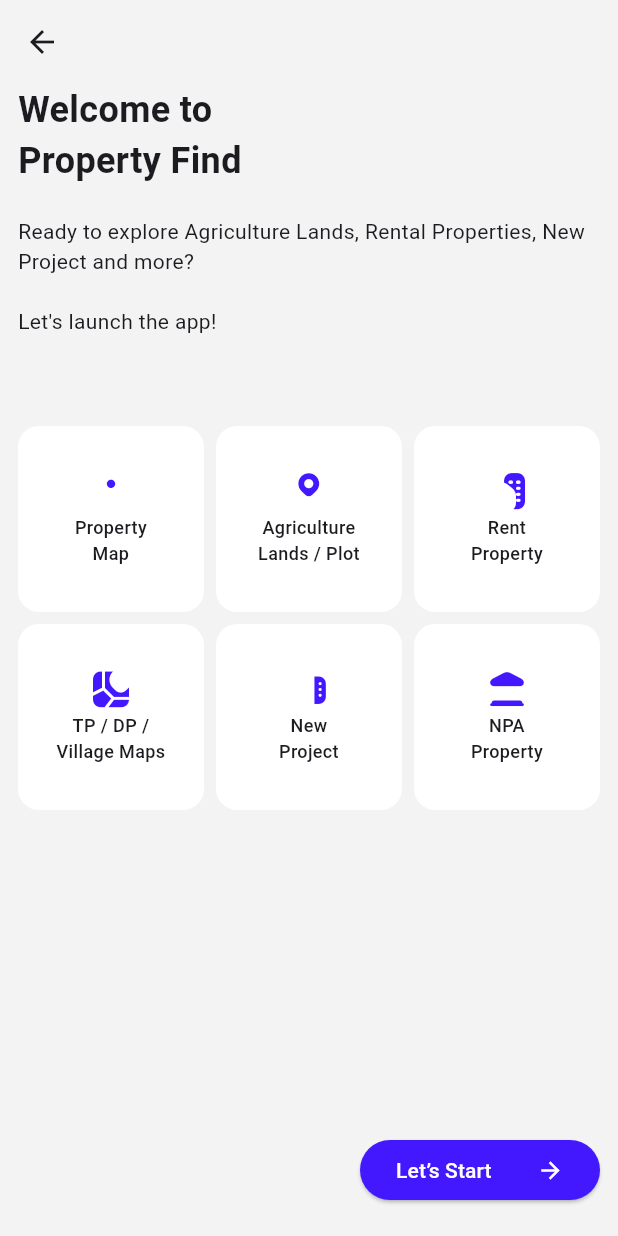
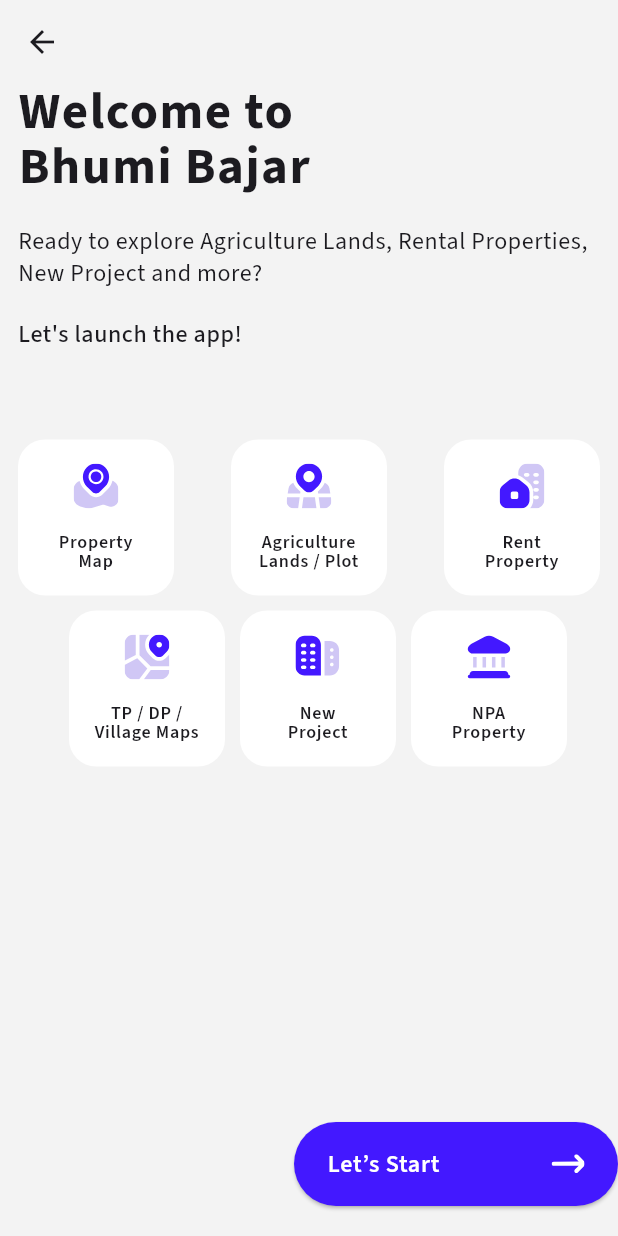
Before and after one commit to PradadRavi/ProperyFinderFlutter, a Flutter app: the OnBoardingScreen screen opened directly, on a phone screen of 412 x 824 dp. Run offline on Flutter 3.47's test engine with Material 3 defaults, Android fonts, the phone set to English and light mode, and no system bars; our stand-ins replace flutter_svg, go_router, google_fonts.

Commit message:
added text theme

```diff
--- a/lib/core/app_theme/app_theme.dart
+++ b/lib/core/app_theme/app_theme.dart
@@ -1,4 +1,5 @@
 import 'package:flutter/material.dart';
+import 'package:google_fonts/google_fonts.dart';
 import 'package:propertyfinder/core/res/app_colors.dart';
 
 class AppTheme {
@@ -12,18 +13,54 @@ class AppTheme {
       color: AppColors.primaryColor,
       applyTextScaling: true,
     ),
-    fontFamily: "",
     textButtonTheme: textButtonTheme,
     primaryTextTheme: primaryTextTheme,
     textSelectionTheme: textSelectionTheme,
-    textTheme: textTheme,
+    textTheme: GoogleFonts.sourceSans3TextTheme(textTheme),
   );
 
   static ThemeData darkTheme = ThemeData(
     brightness: Brightness.dark,
   );
   static const primaryTextTheme = TextTheme();
+  // static baseTextStyle = GoogleFonts.getTextTheme()
   static const textButtonTheme = TextButtonThemeData(style: ButtonStyle());
   static const textSelectionTheme = TextSelectionThemeData();
-  static const textTheme = TextTheme();
+  static const baseTextStyle = TextStyle();
+  static var textTheme = TextTheme(
+    headlineSmall:
+        baseTextStyle.copyWith(fontSize: 16, fontWeight: FontWeight.w500),
+    headlineMedium:
+        baseTextStyle.copyWith(fontSize: 20, fontWeight: FontWeight.w800),
+    headlineLarge:
+        baseTextStyle.copyWith(fontSize: 34, fontWeight: FontWeight.bold),
+    //
+    titleSmall:
+        baseTextStyle.copyWith(fontSize: 16, fontWeight: FontWeight.w400),
+    titleMedium:
+        baseTextStyle.copyWith(fontSize: 20, fontWeight: FontWeight.w800),
+    titleLarge:
+        baseTextStyle.copyWith(fontSize: 30, fontWeight: FontWeight.w900),
+    //
+    bodySmall:
+        baseTextStyle.copyWith(fontSize: 16, fontWeight: FontWeight.normal),
+    bodyMedium:
+        baseTextStyle.copyWith(fontSize: 18, fontWeight: FontWeight.w400),
+    bodyLarge:
+        baseTextStyle.copyWith(fontSize: 20, fontWeight: FontWeight.w600),
+    //
+    displaySmall:
+        baseTextStyle.copyWith(fontSize: 16, fontWeight: FontWeight.w600),
+    displayMedium:
+        baseTextStyle.copyWith(fontSize: 16, fontWeight: FontWeight.w600),
+    displayLarge:
+        baseTextStyle.copyWith(fontSize: 16, fontWeight: FontWeight.w600),
+    //
+    labelSmall:
+        baseTextStyle.copyWith(fontSize: 12, fontWeight: FontWeight.w600),
+    labelMedium:
+        baseTextStyle.copyWith(fontSize: 16, fontWeight: FontWeight.w600),
+    labelLarge:
+        baseTextStyle.copyWith(fontSize: 16, fontWeight: FontWeight.w600),
+  );
 }
--- a/lib/core/common/widgets/feature_of_property_list.dart
+++ b/lib/core/common/widgets/feature_of_property_list.dart
@@ -2,37 +2,38 @@ import 'package:flutter/material.dart';
 import 'package:propertyfinder/core/common/widgets/round_rectangle_icon_text.dart';
 import 'package:propertyfinder/core/res/app_icons.dart';
 import 'package:propertyfinder/core/utils/app_strings.dart';
+import 'package:propertyfinder/core/utils/assets_path.dart';
 
 class FeatureOfPropertyList {
   static const List<Widget> list = [
     RoundRectangleIconText(
       backgroundColor: Colors.white,
-      icon: AppIcons.propertyMapIcon,
+      svgPath: AssetsPath.propertyMapSvg,
       name: AppStrings.propertyMap,
     ),
     RoundRectangleIconText(
       backgroundColor: Colors.white,
-      icon: AppIcons.agricultureLandIcon,
+      svgPath: AssetsPath.agriculturLandsSvg,
       name: AppStrings.agricultureLandsPlots,
     ),
     RoundRectangleIconText(
       backgroundColor: Colors.white,
-      icon: AppIcons.rentPropertyIcon,
+      svgPath: AssetsPath.rentProperySvg,
       name: AppStrings.rentProperty,
     ),
     RoundRectangleIconText(
       backgroundColor: Colors.white,
-      icon: AppIcons.tpVillageMapIcon,
+      svgPath: AssetsPath.tpDpSvg,
       name: AppStrings.tpDpVillageMaps,
     ),
     RoundRectangleIconText(
       backgroundColor: Colors.white,
-      icon: AppIcons.newProjectIcon,
+      svgPath: AssetsPath.newProjectSvg,
       name: AppStrings.newProject,
     ),
     RoundRectangleIconText(
       backgroundColor: Colors.white,
-      icon: AppIcons.npaIcon,
+      svgPath: AssetsPath.npaPropertySvg,
       name: AppStrings.npaProperty,
     )
   ];
--- a/lib/core/common/widgets/horizontal_round_button.dart
+++ b/lib/core/common/widgets/horizontal_round_button.dart
@@ -1,5 +1,8 @@
 import 'package:flutter/material.dart';
+import 'package:flutter_svg/flutter_svg.dart';
+import 'package:propertyfinder/core/extensions/context_extensions.dart';
 import 'package:propertyfinder/core/res/app_colors.dart';
+import 'package:propertyfinder/core/utils/assets_path.dart';
 
 class HorizontalRoundButton extends StatelessWidget {
   const HorizontalRoundButton(
@@ -12,22 +15,17 @@ class HorizontalRoundButton extends StatelessWidget {
     return ElevatedButton(
       onPressed: onPressed,
       style: ElevatedButton.styleFrom(
-          fixedSize: Size(160, 20), backgroundColor: AppColors.primaryColor),
+          fixedSize: Size(216, 56),
+          backgroundColor: AppColors.primaryColor,
+          foregroundColor: Colors.white),
       child: Padding(
         padding: const EdgeInsets.symmetric(horizontal: 0),
         child: Row(
           mainAxisAlignment: MainAxisAlignment.spaceBetween,
           children: [
-            Text(
-              name,
-              style: TextStyle(
-                color: Colors.white,
-              ),
-            ),
-            Icon(
-              Icons.arrow_forward,
-              color: Colors.white,
-            )
+            Text(name,
+                style: context.labelMedium?.copyWith(color: Colors.white)),
+            SvgPicture.asset(AssetsPath.arrowSvg)
           ],
         ),
       ),
--- a/lib/core/common/widgets/round_rectangle_icon_text.dart
+++ b/lib/core/common/widgets/round_rectangle_icon_text.dart
@@ -1,13 +1,15 @@
 import 'package:flutter/material.dart';
+import 'package:flutter_svg/svg.dart';
+import 'package:propertyfinder/core/extensions/context_extensions.dart';
 
 class RoundRectangleIconText extends StatelessWidget {
   const RoundRectangleIconText({
     super.key,
     required this.name,
     required this.backgroundColor,
-    required this.icon,
+    required this.svgPath,
   });
-  final IconData icon;
+  final String svgPath;
   final String name;
   final Color backgroundColor;
 
@@ -15,28 +17,29 @@ class RoundRectangleIconText extends StatelessWidget {
   Widget build(BuildContext context) {
     return InkWell(
       child: Container(
-        height: 30,
-        width: 30,
+        height: 104,
+        width: 104,
         padding: EdgeInsets.all(10),
         decoration: BoxDecoration(
             borderRadius: BorderRadius.circular(
-              14,
+              18,
             ),
             color: backgroundColor),
         child: Column(
           crossAxisAlignment: CrossAxisAlignment.center,
           mainAxisAlignment: MainAxisAlignment.center,
           children: [
-            Icon(icon),
+            SvgPicture.asset(
+              svgPath,
+              height: 30,
+              width: 30,
+            ),
             const SizedBox(
-              height: 4,
+              height: 16,
             ),
             Text(
               name,
-              style: TextStyle(
-                fontSize: 12,
-                fontWeight: FontWeight.w500,
-              ),
+              style: context.labelSmall?.copyWith(height: 1.1, fontSize: 12),
               textAlign: TextAlign.center,
             ),
           ],
--- a/lib/core/utils/app_strings.dart
+++ b/lib/core/utils/app_strings.dart
@@ -1,6 +1,7 @@
 class AppStrings {
   AppStrings._();
-  static const String welcomeToFindProperty = "Welcome to\nProperty Find";
+  static const String appName = "Bhumi Bajar";
+  static const String welcomeToFindProperty = "Welcome to\n$appName";
   static const String readyToExplore =
       '''Ready to explore Agriculture Lands, Rental Properties, New Project and more?''';
   static const String letsLaunch = "Let's launch the app!";
--- a/lib/core/utils/assets_path.dart
+++ b/lib/core/utils/assets_path.dart
@@ -2,4 +2,11 @@ class AssetsPath {
   static const basePath = "assets/";
   static const slideOnboardingSvg = "${basePath}slideonboarding.svg";
   static const addPropertySvg = "${basePath}add_property_empty.svg";
+  static const propertyMapSvg = "${basePath}property_map.svg";
+  static const agriculturLandsSvg = "${basePath}agriculture_land.svg";
+  static const rentProperySvg = "${basePath}rent_property.svg";
+  static const tpDpSvg = "${basePath}tp_dp.svg";
+  static const newProjectSvg = "${basePath}new_project.svg";
+  static const npaPropertySvg = "${basePath}npa_property.svg";
+  static const arrowSvg = "${basePath}arrow.svg";
 }
--- a/lib/main.dart
+++ b/lib/main.dart
@@ -28,7 +28,7 @@ class MyApp extends StatelessWidget {
       themeMode: ThemeMode.system,
       home: ChangeNotifierProvider(
         create: (context) => OnboardingProvider(),
-        child: HomeScreen(),
+        child: OnboardingSlideView(),
       ),
     );
   }
--- a/lib/src/on_baording/presentation/views/on_boarding_screen.dart
+++ b/lib/src/on_baording/presentation/views/on_boarding_screen.dart
@@ -1,6 +1,7 @@
 import 'package:flutter/material.dart';
 import 'package:propertyfinder/core/common/widgets/feature_of_property_list.dart';
 import 'package:propertyfinder/core/common/widgets/horizontal_round_button.dart';
+import 'package:propertyfinder/core/extensions/context_extensions.dart';
 import 'package:propertyfinder/core/utils/app_strings.dart';
 
 class OnBoardingScreen extends StatelessWidget {
@@ -11,40 +12,120 @@ class OnBoardingScreen extends StatelessWidget {
     return Scaffold(
       appBar: AppBar(),
       body: Padding(
-        padding: const EdgeInsets.symmetric(
-          horizontal: 12,
+        padding: const EdgeInsets.only(
+          left: 12,
         ),
         child: Column(
           crossAxisAlignment: CrossAxisAlignment.start,
+          mainAxisSize: MainAxisSize.max,
           children: [
-            const Text(
+            Text(
               AppStrings.welcomeToFindProperty,
-              style: TextStyle(fontSize: 24, fontWeight: FontWeight.bold),
+              style: context.headlineLarge
+                  ?.copyWith(height: 1.1, letterSpacing: 1),
             ),
             const SizedBox(
               height: 20,
             ),
-            const Text(AppStrings.readyToExplore),
+            Text(
+              AppStrings.readyToExplore,
+              style: context.bodySmall,
+            ),
             const SizedBox(
               height: 20,
             ),
-            const Text(AppStrings.letsLaunch),
+            Text(
+              AppStrings.letsLaunch,
+              style: context.bodySmall
+                  ?.copyWith(fontSize: 16, fontWeight: FontWeight.w500),
+            ),
             const SizedBox(
               height: 60,
             ),
-            Expanded(
-              child: GridView.builder(
-                  gridDelegate: SliverGridDelegateWithFixedCrossAxisCount(
-                      crossAxisCount: 3,
-                      mainAxisSpacing: 8,
-                      crossAxisSpacing: 8),
-                  itemCount: FeatureOfPropertyList.list.length,
-                  itemBuilder: (context, index) {
-                    return FeatureOfPropertyList.list[index];
-                  }),
+            Padding(
+              padding: const EdgeInsets.only(right: 12),
+              child: Row(
+                mainAxisAlignment: MainAxisAlignment.spaceBetween,
+                spacing: 10,
+                children: List.generate(
+                  3,
+                  (index) => FeatureOfPropertyList.list[index],
+                ),
+              ),
             ),
+            SizedBox(
+              height: 10,
+            ),
+            SingleChildScrollView(
+              scrollDirection: Axis.horizontal,
+              child: Row(
+                children: [
+                  SizedBox(
+                    width: 34,
+                  ),
+                  Row(
+                    mainAxisAlignment: MainAxisAlignment.spaceBetween,
+                    spacing: 10,
+                    children: List.generate(
+                      3,
+                      (index) => FeatureOfPropertyList.list[index + 3],
+                    ),
+                  ),
+                ],
+              ),
+            ),
+
+            // Row(
+            //   mainAxisAlignment: MainAxisAlignment.spaceBetween,
+            //   spacing: 10,
+            //   children: [
+            //     Expanded(
+            //       child: Container(
+            //         height: 20,
+            //         width: 20,
+            //         color: Colors.amber,
+            //       ),
+            //     ),
+            //     Expanded(
+            //       child: Container(
+            //         height: 20,
+            //         width: 20,
+            //         color: Colors.amber,
+            //       ),
+            //     ),
+            //     Expanded(
+            //       child: Container(
+            //         height: 20,
+            //         width: 20,
+            //         color: Colors.amber,
+            //       ),
+            //     )
+            //   ],
+            // ),
+            // Padding(
+            //   padding: EdgeInsets.only(left: 10),
+            //   child: ListView.builder(
+            //       itemCount: 3,
+            //       scrollDirection: Axis.horizontal,
+            //       shrinkWrap: true,
+            //       itemBuilder: (context, index) {
+            //         return FeatureOfPropertyList.list[3 + index];
+            //       }),
+            // ),
+            // Expanded(
+            //   child: GridView.builder(
+            //       gridDelegate: SliverGridDelegateWithFixedCrossAxisCount(
+            //           crossAxisCount: 3,
+            //           mainAxisSpacing: 10,
+            //           crossAxisSpacing: 10),
+            //       itemCount: FeatureOfPropertyList.list.length,
+            //       itemBuilder: (context, index) {
+            //         return FeatureOfPropertyList.list[index];
+            //       }),
+            // ),
+            Spacer(),
             Align(
-              alignment: Alignment.centerRight,
+              alignment: Alignment.bottomRight,
               child: HorizontalRoundButton(
                 onPressed: () {},
                 name: AppStrings.letsStart,
--- a/lib/src/on_baording/presentation/views/onboarding_slide_view.dart
+++ b/lib/src/on_baording/presentation/views/onboarding_slide_view.dart
@@ -1,6 +1,7 @@
 import 'package:flutter/material.dart';
 import 'package:flutter_svg/svg.dart';
 import 'package:propertyfinder/core/common/widgets/horizontal_round_button.dart';
+import 'package:propertyfinder/core/extensions/context_extensions.dart';
 import 'package:propertyfinder/core/res/app_colors.dart';
 import 'package:propertyfinder/core/utils/app_strings.dart';
 import 'package:propertyfinder/core/utils/assets_path.dart';
@@ -30,7 +31,9 @@ class _OnboardingSlideViewState extends State<OnboardingSlideView> {
               alignment: Alignment.topRight,
               child: Text(
                 AppStrings.skip,
-                style: TextStyle(fontSize: 14, fontWeight: FontWeight.bold),
+                style:
+                    context.titleSmall?.copyWith(fontWeight: FontWeight.w600),
+                textAlign: TextAlign.center,
               ),
             ),
             const SizedBox(
--- a/pubspec.yaml
+++ b/pubspec.yaml
@@ -37,6 +37,7 @@ dependencies:
   go_router: ^15.1.1
   flutter_svg: ^2.1.0
   provider: ^6.1.5
+  google_fonts: ^6.2.1
 
 dev_dependencies:
   flutter_test:
```
Also changed, not shown: assets/agriculture_land.svg (added), assets/arrow.svg (added), assets/fonts/icomoon.ttf, assets/new_project.svg (added), assets/npa_property.svg (added), assets/property_map.svg (added), assets/rent_property.svg (added), assets/tp_dp.svg (added), pubspec.lock, 5 other files.
